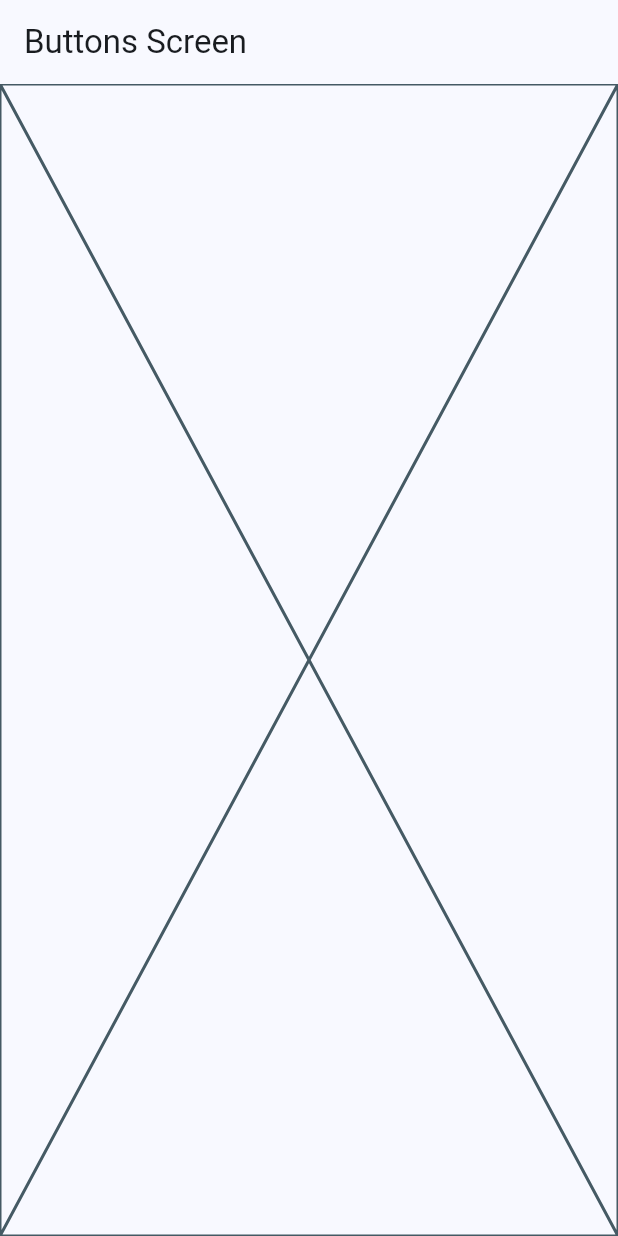
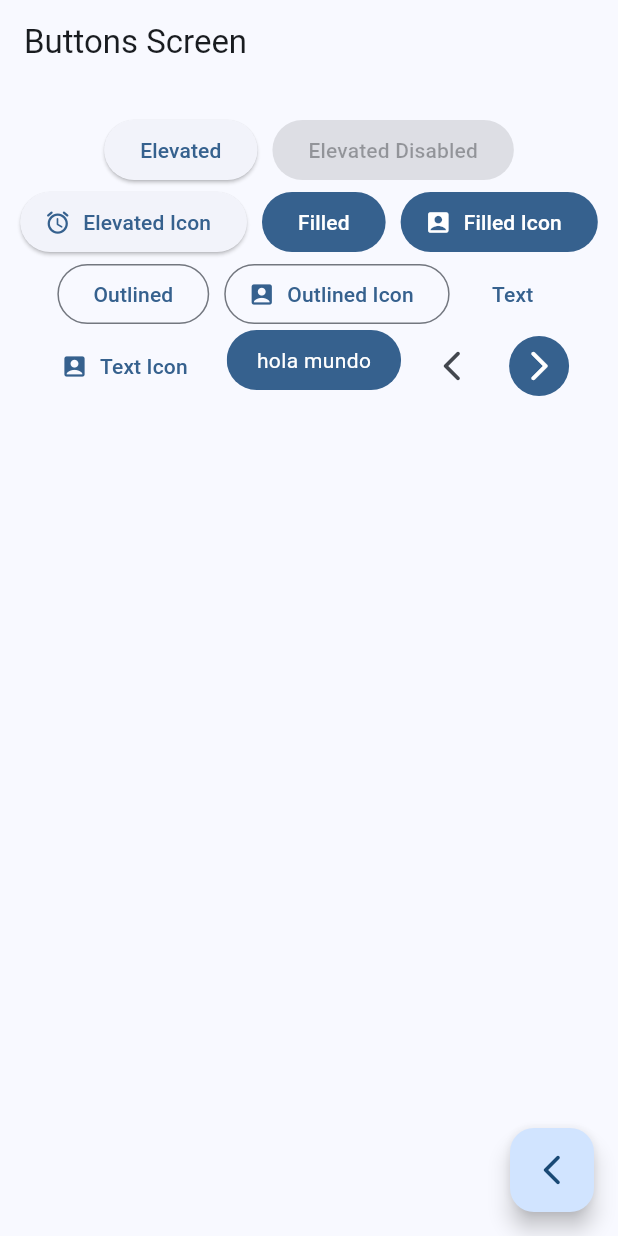
Before and after one commit to drverao/widgets_app, a Flutter app: the ButtonsScreen screen opened by its route, on a phone screen of 412 x 824 dp. Run offline on Flutter 3.47's test engine with Material 2 defaults, Android fonts, the phone set to English and light mode, and no system bars; our stand-ins replace go_router.

Commit message:
buttons screen finish

```diff
--- a/lib/presentation/screens/buttons/buttons_screen.dart
+++ b/lib/presentation/screens/buttons/buttons_screen.dart
@@ -1,4 +1,5 @@
 import 'package:flutter/material.dart';
+import 'package:go_router/go_router.dart';
 
 class ButtonsScreen extends StatelessWidget {
   static const String name = 'buttons_screen';
@@ -10,7 +11,97 @@ class ButtonsScreen extends StatelessWidget {
       appBar: AppBar(
         title: const Text('Buttons Screen'),
       ),
-      body: const Placeholder(),
+      body: const _ButtonsView(),
+      floatingActionButton: FloatingActionButton(
+        onPressed: () {
+          context.pop();
+        },
+        child: const Icon(Icons.arrow_back_ios_new_rounded),
+      ),
     );
   }
 }
+
+class _ButtonsView extends StatelessWidget {
+  const _ButtonsView();
+
+  @override
+  Widget build(BuildContext context) {
+    final colors = Theme.of(context).colorScheme;
+    return SizedBox(
+      width: double.infinity,
+      child: Padding(
+        padding: const EdgeInsets.symmetric(horizontal: 10, vertical: 20),
+        child: Wrap(
+          spacing: 10,
+          alignment: WrapAlignment.center,
+          children: [
+            ElevatedButton(onPressed: () {}, child: const Text('Elevated')),
+            const ElevatedButton(
+                onPressed: null, child: Text('Elevated Disabled')),
+            ElevatedButton.icon(
+              onPressed: () {},
+              icon: const Icon(Icons.access_alarm_rounded),
+              label: const Text('Elevated Icon'),
+            ),
+            FilledButton(onPressed: () {}, child: const Text('Filled')),
+            FilledButton.icon(
+              onPressed: () {},
+              icon: const Icon(Icons.account_box_rounded),
+              label: const Text('Filled Icon'),
+            ),
+            OutlinedButton(onPressed: () {}, child: const Text('Outlined')),
+            OutlinedButton.icon(
+              onPressed: () {},
+              icon: const Icon(Icons.account_box_rounded),
+              label: const Text('Outlined Icon'),
+            ),
+            TextButton(onPressed: () {}, child: const Text('Text')),
+            TextButton.icon(
+              onPressed: () {},
+              icon: const Icon(Icons.account_box_rounded),
+              label: const Text('Text Icon'),
+            ),
+            const CustomButton(),
+            IconButton(
+                onPressed: () {},
+                icon: const Icon(Icons.arrow_back_ios_new_rounded)),
+            IconButton(
+                onPressed: () {},
+                icon: const Icon(Icons.arrow_forward_ios_rounded),
+                style: ButtonStyle(
+                  backgroundColor: MaterialStateProperty.all(colors.primary),
+                  iconColor: MaterialStateProperty.all(Colors.white),
+                )),
+          ],
+        ),
+      ),
+    );
+  }
+}
+
+class CustomButton extends StatelessWidget {
+  const CustomButton({super.key});
+
+  @override
+  Widget build(BuildContext context) {
+    final colors = Theme.of(context).colorScheme;
+
+    return ClipRRect(
+      borderRadius: BorderRadius.circular(20),
+      child: Material(
+        color: colors.primary,
+        child: InkWell(
+          onTap: () {},
+          child: const Padding(
+            padding: EdgeInsets.symmetric(horizontal: 20, vertical: 10),
+            child: Text(
+              'hola mundo',
+              style: TextStyle(color: Colors.white),
+            ),
+          ),
+        ),
+      ),
+    );
+  }
+}
```
